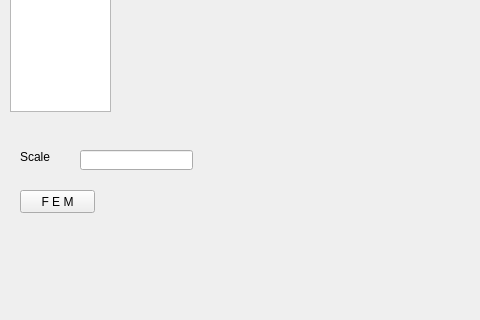
Above: BDwindow.ui from JayJoeAy/jjff before the change; both pictures show x 0 to 480 and y 90 to 410 of the 1111 by 803 pixel window. Below: the same form after it.
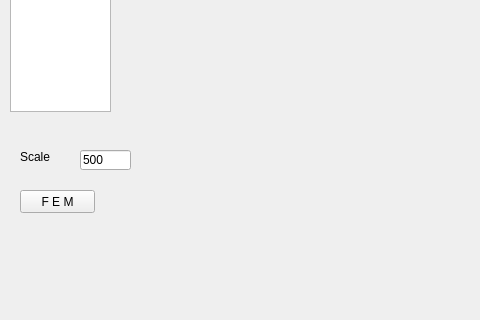
That is the form after the change.

Commit message: scale part is added successfully.

Diff of the .ui file:
```diff
--- a/BDwindow.ui
+++ b/BDwindow.ui
@@ -59,10 +59,13 @@
      <rect>
       <x>80</x>
       <y>240</y>
-      <width>113</width>
+      <width>51</width>
       <height>20</height>
      </rect>
     </property>
+    <property name="text">
+     <string>500</string>
+    </property>
    </widget>
    <widget class="QLabel" name="label">
     <property name="geometry">
```
The commit also changes 1 other file.
